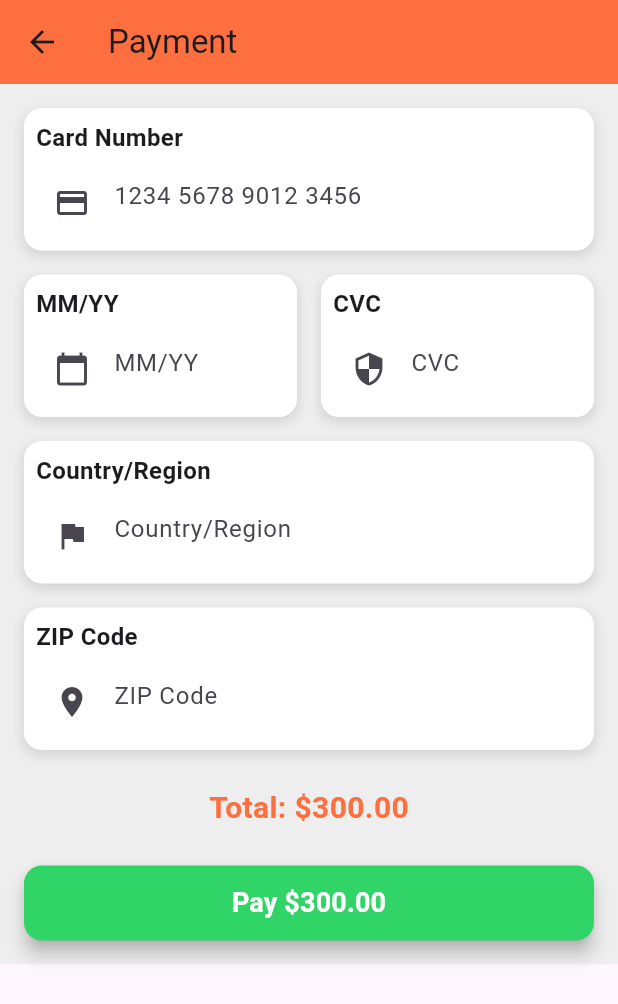
After one commit to MrJov100/marketplace_kelompok4, a Flutter app: the PaymentPage screen opened directly, on a phone screen of 412 x 824 dp. The commit adds this screen. Shown: the top 1004 px of the screen. Run offline on Flutter 3.47's test engine with Material 3 defaults, Android fonts, the light colour scheme and no system bars; our stand-ins replace curved_navigation_bar.

Commit message:
paymentproduk

```diff
--- a/lib/main.dart
+++ b/lib/main.dart
@@ -2,6 +2,12 @@ import 'package:flutter/material.dart';
 import 'package:marketplace_kelompok4/pages/login.dart';
 import 'package:marketplace_kelompok4/pages/signup.dart';
 import 'package:marketplace_kelompok4/pages/bottomnav.dart';
+import 'package:marketplace_kelompok4/pages/home.dart';
+import 'package:marketplace_kelompok4/pages/onboarding.dart';
+import 'package:marketplace_kelompok4/pages/product_detail.dart';
+import 'package:marketplace_kelompok4/pages/product_detail.dart';
+import 'package:marketplace_kelompok4/pages/payment_page.dart';
+
 
 void main() {
   runApp(const MyApp());
@@ -14,7 +20,7 @@ class MyApp extends StatelessWidget {
   @override
   Widget build(BuildContext context) {
     return MaterialApp(
-        title: 'Flutter Marketplace Kelompok 4',
+        title: 'Flutter Demo',
         debugShowCheckedModeBanner: false,
         theme: ThemeData(
           // This is the theme of your application.
--- /dev/null
+++ b/lib/pages/payment_page.dart
@@ -0,0 +1,249 @@
+import 'package:flutter/material.dart';
+import 'package:flutter/services.dart';
+
+class PaymentPage extends StatefulWidget {
+  const PaymentPage({super.key});
+
+  @override
+  State<PaymentPage> createState() => _PaymentPageState();
+}
+
+class _PaymentPageState extends State<PaymentPage> {
+  final TextEditingController _cardNumberController = TextEditingController();
+  final TextEditingController _expiryDateController = TextEditingController();
+  final TextEditingController _cvcController = TextEditingController();
+  final TextEditingController _countryController = TextEditingController();
+  final TextEditingController _zipController = TextEditingController();
+
+
+  final double productPrice = 300.0;
+
+  void _processPayment() async {
+
+    ScaffoldMessenger.of(context).showSnackBar(
+      const SnackBar(content: Text('Processing Payment...')),
+    );
+
+
+    await Future.delayed(const Duration(seconds: 1));
+
+
+    ScaffoldMessenger.of(context).showSnackBar(
+      const SnackBar(content: Text('Payment Successful')),
+    );
+  }
+
+  @override
+  Widget build(BuildContext context) {
+    return Scaffold(
+      appBar: AppBar(
+        title: const Text('Payment'),
+        backgroundColor: const Color(0xFFfd6f3e),
+      ),
+      body: SingleChildScrollView(
+        child: Container(
+          color: Colors.grey[200],
+          padding: const EdgeInsets.all(16.0),
+          child: Column(
+            crossAxisAlignment: CrossAxisAlignment.start,
+            children: [
+              _buildCardInput(
+                label: "Card Number",
+                controller: _cardNumberController,
+                hintText: '1234 5678 9012 3456',
+                keyboardType: TextInputType.number,
+                prefixIcon: Icons.credit_card,
+                maxLength: 19,
+                inputFormatters: [
+                  FilteringTextInputFormatter.digitsOnly,
+                  LengthLimitingTextInputFormatter(19),
+                  CardNumberInputFormatter(),
+                ],
+              ),
+              const SizedBox(height: 16),
+              Row(
+                children: [
+                  Expanded(
+                    child: _buildCardInput(
+                      label: "MM/YY",
+                      controller: _expiryDateController,
+                      hintText: 'MM/YY',
+                      keyboardType: TextInputType.datetime,
+                      prefixIcon: Icons.calendar_today,
+                      maxLength: 5,
+                      inputFormatters: [
+                        FilteringTextInputFormatter.digitsOnly,
+                        LengthLimitingTextInputFormatter(5),
+                        ExpiryDateInputFormatter(),
+                      ],
+                    ),
+                  ),
+                  const SizedBox(width: 16),
+                  Expanded(
+                    child: _buildCardInput(
+                      label: "CVC",
+                      controller: _cvcController,
+                      hintText: 'CVC',
+                      keyboardType: TextInputType.number,
+                      prefixIcon: Icons.security,
+                      maxLength: 4,
+                      inputFormatters: [
+                        FilteringTextInputFormatter.digitsOnly,
+                        LengthLimitingTextInputFormatter(4),
+                      ],
+                    ),
+                  ),
+                ],
+              ),
+              const SizedBox(height: 16),
+              _buildCardInput(
+                label: "Country/Region",
+                controller: _countryController,
+                hintText: 'Country/Region',
+                prefixIcon: Icons.flag,
+              ),
+              const SizedBox(height: 16),
+              _buildCardInput(
+                label: "ZIP Code",
+                controller: _zipController,
+                hintText: 'ZIP Code',
+                keyboardType: TextInputType.number,
+                prefixIcon: Icons.location_on,
+                maxLength: 6,
+                inputFormatters: [
+                  FilteringTextInputFormatter.digitsOnly,
+                  LengthLimitingTextInputFormatter(6),
+                ],
+              ),
+              const SizedBox(height: 24),
+              Center(
+                child: Text(
+                  "Total: \$${productPrice.toStringAsFixed(2)}",
+                  style: const TextStyle(
+                    fontSize: 20,
+                    fontWeight: FontWeight.bold,
+                    color: Color(0xFFfd6f3e),
+                  ),
+                ),
+              ),
+              const SizedBox(height: 24),
+              ElevatedButton(
+                onPressed: _processPayment,
+                style: ElevatedButton.styleFrom(
+                  backgroundColor: const Color.fromARGB(255, 49, 212, 103),
+                  minimumSize: const Size(double.infinity, 50),
+                  shape: RoundedRectangleBorder(
+                    borderRadius: BorderRadius.circular(12),
+                  ),
+                  elevation: 5,
+                ),
+                child: Text(
+                  "Pay \$${productPrice.toStringAsFixed(2)}",
+                  style: const TextStyle(
+                    color: Colors.white,
+                    fontSize: 18,
+                    fontWeight: FontWeight.bold,
+                  ),
+                ),
+              ),
+            ],
+          ),
+        ),
+      ),
+    );
+  }
+
+  Widget _buildCardInput({
+    required String label,
+    required TextEditingController controller,
+    required String hintText,
+    TextInputType keyboardType = TextInputType.text,
+    IconData? prefixIcon,
+    int? maxLength,
+    List<TextInputFormatter>? inputFormatters,
+  }) {
+    return Container(
+      decoration: BoxDecoration(
+        color: Colors.white,
+        borderRadius: BorderRadius.circular(12),
+        boxShadow: [
+          BoxShadow(
+            color: Colors.black.withOpacity(0.1),
+            spreadRadius: 1,
+            blurRadius: 5,
+            offset: const Offset(0, 3), // Shadow position
+          ),
+        ],
+      ),
+      child: Padding(
+        padding: const EdgeInsets.all(8.0),
+        child: Column(
+          crossAxisAlignment: CrossAxisAlignment.start,
+          children: [
+            Text(
+              label,
+              style: const TextStyle(fontSize: 16, fontWeight: FontWeight.bold),
+            ),
+            const SizedBox(height: 8),
+            TextField(
+              controller: controller,
+              keyboardType: keyboardType,
+              decoration: InputDecoration(
+                border: InputBorder.none,
+                prefixIcon: prefixIcon != null ? Icon(prefixIcon) : null,
+                hintText: hintText,
+                counterText: '',
+              ),
+              maxLength: maxLength,
+              inputFormatters: inputFormatters,
+            ),
+          ],
+        ),
+      ),
+    );
+  }
+}
+
+
+class CardNumberInputFormatter extends TextInputFormatter {
+  @override
+  TextEditingValue formatEditUpdate(
+    TextEditingValue oldValue,
+    TextEditingValue newValue,
+  ) {
+    String text = newValue.text.replaceAll(RegExp(r'\s+'), '');
+    final newText = StringBuffer();
+
+    for (int i = 0; i < text.length; i++) {
+      if (i % 4 == 0 && i != 0) newText.write(' ');
+      newText.write(text[i]);
+    }
+
+    return TextEditingValue(
+      text: newText.toString(),
+      selection: TextSelection.collapsed(offset: newText.length),
+    );
+  }
+}
+
+
+class ExpiryDateInputFormatter extends TextInputFormatter {
+  @override
+  TextEditingValue formatEditUpdate(
+    TextEditingValue oldValue,
+    TextEditingValue newValue,
+  ) {
+    String text = newValue.text.replaceAll(RegExp(r'/'), '');
+    final newText = StringBuffer();
+
+    for (int i = 0; i < text.length; i++) {
+      if (i == 2) newText.write('/');
+      newText.write(text[i]);
+    }
+
+    return TextEditingValue(
+      text: newText.toString(),
+      selection: TextSelection.collapsed(offset: newText.length),
+    );
+  }
+}
--- a/lib/pages/product_detail.dart
+++ b/lib/pages/product_detail.dart
@@ -1,5 +1,6 @@
 import 'package:flutter/material.dart';
 import 'package:marketplace_kelompok4/widget/support_widget.dart';
+import 'package:marketplace_kelompok4/pages/payment_page.dart';
 
 class ProductDetail extends StatefulWidget {
   const ProductDetail({super.key});
@@ -76,11 +77,19 @@ class _ProductDetailState extends State<ProductDetail> {
                       height: 10.0,
                     ),
                     const Text(
-                        "The product is very good. It have a 1 year waranty. These headphones are too good like you can also listen a person who is speaking slowly."),
+                        "The product is very good. It have a 1 year warranty. These headphones are too good like you can also listen to a person who is speaking slowly."),
                     const SizedBox(
                       height: 90.0,
                     ),
-                    Container(
+                    GestureDetector(
+                      onTap: () {
+                        Navigator.push(
+                          context,
+                          MaterialPageRoute(
+                              builder: (context) => const PaymentPage()),
+                        );
+                      },
+                      child: Container(
                         padding: const EdgeInsets.symmetric(vertical: 20.0),
                         decoration: BoxDecoration(
                             color: const Color(0xFFfd6f3e),
@@ -95,6 +104,7 @@ class _ProductDetailState extends State<ProductDetail> {
                                 fontWeight: FontWeight.bold),
                           ),
                         ),
+                      ),
                     )
                   ],
                 ),
```
Lines whose indentation alone changed are shown as unchanged.
